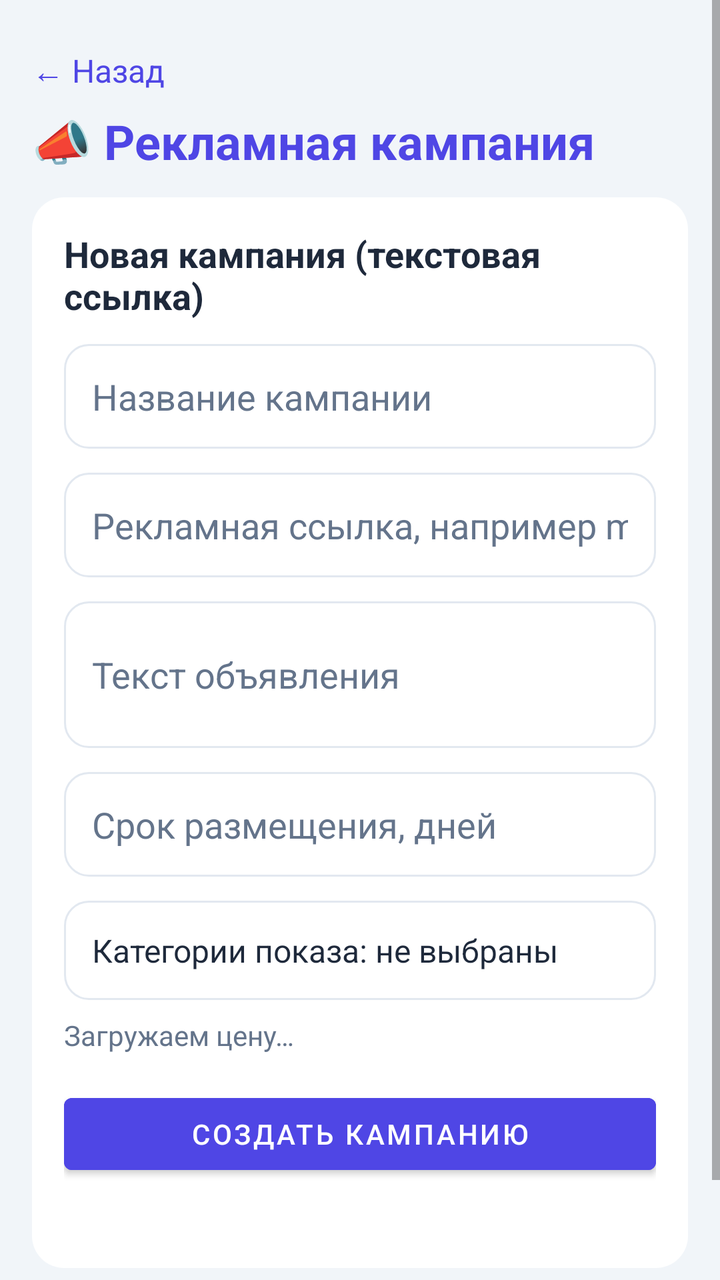
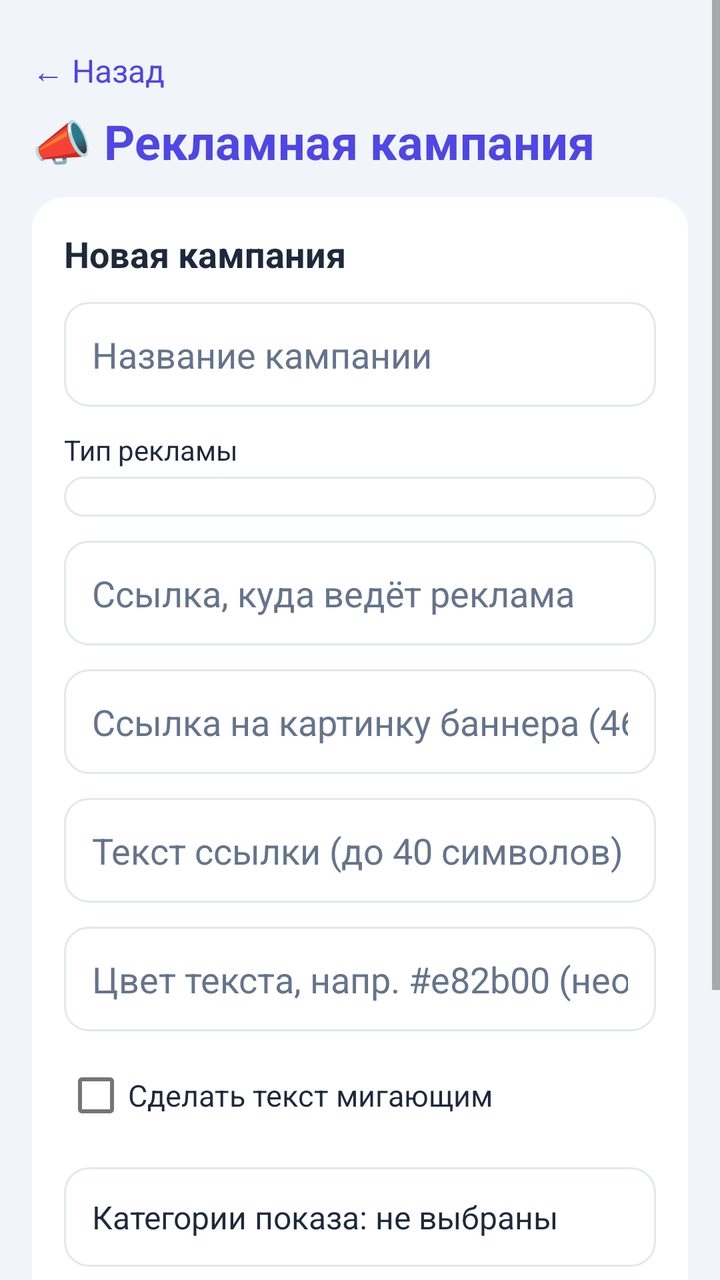

Compare the two renders of this Android layout. The source of the first and the diff that turns it into the second are given below.
<!-- AndroidManifest.xml: application theme Theme.AdLinkPro -->
<!-- res/layout/fragment_campaigns.xml -->
<?xml version="1.0" encoding="utf-8"?>
<ScrollView xmlns:android="http://schemas.android.com/apk/res/android"
    android:layout_width="match_parent"
    android:layout_height="match_parent"
    android:background="@color/bg_light"
    android:fillViewport="true">

    <LinearLayout
        android:layout_width="match_parent"
        android:layout_height="wrap_content"
        android:orientation="vertical"
        android:padding="16dp">

        <TextView
            android:id="@+id/tv_camp_back"
            android:layout_width="wrap_content"
            android:layout_height="wrap_content"
            android:paddingTop="8dp"
            android:paddingBottom="8dp"
            android:text="← Назад"
            android:textColor="@color/primary"
            android:textSize="16sp"/>

        <TextView
            android:layout_width="match_parent"
            android:layout_height="wrap_content"
            android:text="📣 Рекламная кампания"
            android:textColor="@color/primary"
            android:textSize="24sp"
            android:textStyle="bold"
            android:layout_marginBottom="12dp"/>

        <LinearLayout
            android:layout_width="match_parent"
            android:layout_height="wrap_content"
            android:orientation="vertical"
            android:background="@drawable/bg_card"
            android:padding="16dp">

            <TextView
                android:layout_width="match_parent"
                android:layout_height="wrap_content"
                android:text="Новая кампания (текстовая ссылка)"
                android:textColor="@color/text_main"
                android:textSize="18sp"
                android:textStyle="bold"/>

            <EditText
                android:id="@+id/et_camp_title"
                android:layout_width="match_parent"
                android:layout_height="wrap_content"
                android:layout_marginTop="12dp"
                android:background="@drawable/bg_input"
                android:padding="14dp"
                android:hint="Название кампании"
                android:textColor="@color/text_main"
                android:textColorHint="@color/text_secondary"
                android:inputType="text"
                android:maxLines="1"/>

            <EditText
                android:id="@+id/et_camp_link"
                android:layout_width="match_parent"
                android:layout_height="wrap_content"
                android:layout_marginTop="12dp"
                android:background="@drawable/bg_input"
                android:padding="14dp"
                android:hint="Рекламная ссылка, например mysite.ru"
                android:textColor="@color/text_main"
                android:textColorHint="@color/text_secondary"
                android:inputType="textUri"
                android:maxLines="1"/>

            <EditText
                android:id="@+id/et_camp_text"
                android:layout_width="match_parent"
                android:layout_height="wrap_content"
                android:layout_marginTop="12dp"
                android:background="@drawable/bg_input"
                android:padding="14dp"
                android:hint="Текст объявления"
                android:textColor="@color/text_main"
                android:textColorHint="@color/text_secondary"
                android:inputType="textMultiLine"
                android:minLines="2"/>

            <EditText
                android:id="@+id/et_camp_days"
                android:layout_width="match_parent"
                android:layout_height="wrap_content"
                android:layout_marginTop="12dp"
                android:background="@drawable/bg_input"
                android:padding="14dp"
                android:hint="Срок размещения, дней"
                android:textColor="@color/text_main"
                android:textColorHint="@color/text_secondary"
                android:inputType="number"
                android:maxLines="1"/>

            <TextView
                android:id="@+id/tv_camp_cats"
                android:layout_width="match_parent"
                android:layout_height="wrap_content"
                android:layout_marginTop="12dp"
                android:background="@drawable/bg_input"
                android:padding="14dp"
                android:text="Категории показа: не выбраны"
                android:textColor="@color/text_main"
                android:textSize="16sp"/>

            <TextView
                android:id="@+id/tv_camp_price"
                android:layout_width="match_parent"
                android:layout_height="wrap_content"
                android:layout_marginTop="8dp"
                android:text="Загружаем цену…"
                android:textColor="@color/text_secondary"
                android:textSize="14sp"/>

            <Button
                android:id="@+id/btn_camp_create"
                android:layout_width="match_parent"
                android:layout_height="wrap_content"
                android:layout_marginTop="16dp"
                android:backgroundTint="@color/primary"
                android:text="Создать кампанию"
                android:textColor="@color/white"/>

            <TextView
                android:id="@+id/tv_camp_status"
                android:layout_width="match_parent"
                android:layout_height="wrap_content"
                android:layout_marginTop="8dp"
                android:textColor="@color/red"
                android:textSize="14sp"/>
        </LinearLayout>

        <TextView
            android:layout_width="match_parent"
            android:layout_height="wrap_content"
            android:layout_marginTop="16dp"
            android:text="Мои кампании:"
            android:textColor="@color/text_secondary"
            android:textSize="15sp"/>

        <LinearLayout
            android:id="@+id/campaigns_list"
            android:layout_width="match_parent"
            android:layout_height="wrap_content"
            android:layout_marginTop="8dp"
            android:orientation="vertical"/>
    </LinearLayout>
</ScrollView>
<!-- resources referenced by this layout -->
<resources>
  <color name="bg_light">#f1f5f9</color>
  <color name="primary">#4f46e5</color>
  <color name="red">#ef4444</color>
  <color name="text_main">#1e293b</color>
  <color name="text_secondary">#64748b</color>
  <color name="white">#ffffff</color>
  <!-- drawable bg_card (drawable) -->
  <?xml version="1.0" encoding="utf-8"?>
  <shape xmlns:android="http://schemas.android.com/apk/res/android" android:shape="rectangle">
      <solid android:color="@color/white"/>
      <corners android:radius="16dp"/>
  </shape>
  <!-- drawable bg_input (drawable) -->
  <?xml version="1.0" encoding="utf-8"?>
  <selector xmlns:android="http://schemas.android.com/apk/res/android">
      <item android:state_focused="true">
          <shape android:shape="rectangle">
              <solid android:color="@color/white"/>
              <corners android:radius="12dp"/>
              <stroke android:width="2dp" android:color="@color/primary"/>
          </shape>
      </item>
      <item>
          <shape android:shape="rectangle">
              <solid android:color="@color/white"/>
              <corners android:radius="12dp"/>
              <stroke android:width="1dp" android:color="#E2E8F0"/>
          </shape>
      </item>
  </selector>
  <style name="Theme.AdLinkPro" parent="Theme.MaterialComponents.DayNight.NoActionBar">
          <item name="colorPrimary">@color/primary</item>
          <item name="colorPrimaryDark">@color/primaryDark</item>
          <item name="colorSecondary">@color/accent</item>
          <item name="android:windowBackground">@color/bgLight</item>
      </style>
  <color name="primaryDark">#4338ca</color>
  <color name="accent">#4f46e5</color>
  <color name="bgLight">#f1f5f9</color>
</resources>

<!-- the commit's change to res/layout/fragment_campaigns.xml (unified diff, before → after) -->
@@ -40,7 +40,7 @@
             <TextView
                 android:layout_width="match_parent"
                 android:layout_height="wrap_content"
-                android:text="Новая кампания (текстовая ссылка)"
+                android:text="Новая кампания"
                 android:textColor="@color/text_main"
                 android:textSize="18sp"
                 android:textStyle="bold"/>
@@ -58,6 +58,23 @@
                 android:inputType="text"
                 android:maxLines="1"/>
 
+            <TextView
+                android:layout_width="match_parent"
+                android:layout_height="wrap_content"
+                android:layout_marginTop="12dp"
+                android:text="Тип рекламы"
+                android:textColor="@color/text_main"
+                android:textSize="14sp"/>
+
+            <Spinner
+                android:id="@+id/sp_camp_type"
+                android:layout_width="match_parent"
+                android:layout_height="wrap_content"
+                android:layout_marginTop="4dp"
+                android:background="@drawable/bg_spinner"
+                android:popupBackground="@drawable/bg_spinner_dark"
+                android:padding="10dp"/>
+
             <EditText
                 android:id="@+id/et_camp_link"
                 android:layout_width="match_parent"
@@ -65,37 +82,75 @@
                 android:layout_marginTop="12dp"
                 android:background="@drawable/bg_input"
                 android:padding="14dp"
-                android:hint="Рекламная ссылка, например mysite.ru"
+                android:hint="Ссылка, куда ведёт реклама"
                 android:textColor="@color/text_main"
                 android:textColorHint="@color/text_secondary"
                 android:inputType="textUri"
                 android:maxLines="1"/>
 
-            <EditText
-                android:id="@+id/et_camp_text"
-                android:layout_width="match_parent"
-                android:layout_height="wrap_content"
-                android:layout_marginTop="12dp"
-                android:background="@drawable/bg_input"
-                android:padding="14dp"
-                android:hint="Текст объявления"
-                android:textColor="@color/text_main"
-                android:textColorHint="@color/text_secondary"
-                android:inputType="textMultiLine"
-                android:minLines="2"/>
-
-            <EditText
-                android:id="@+id/et_camp_days"
-                android:layout_width="match_parent"
-                android:layout_height="wrap_content"
-                android:layout_marginTop="12dp"
-                android:background="@drawable/bg_input"
-                android:padding="14dp"
-                android:hint="Срок размещения, дней"
-                android:textColor="@color/text_main"
-                android:textColorHint="@color/text_secondary"
-                android:inputType="number"
-                android:maxLines="1"/>
+            <LinearLayout
+                android:id="@+id/lay_banner_fields"
+                android:layout_width="match_parent"
+                android:layout_height="wrap_content"
+                android:orientation="vertical">
+
+                <EditText
+                    android:id="@+id/et_camp_img"
+                    android:layout_width="match_parent"
+                    android:layout_height="wrap_content"
+                    android:layout_marginTop="12dp"
+                    android:background="@drawable/bg_input"
+                    android:padding="14dp"
+                    android:hint="Ссылка на картинку баннера (468×60)"
+                    android:textColor="@color/text_main"
+                    android:textColorHint="@color/text_secondary"
+                    android:inputType="textUri"
+                    android:maxLines="1"/>
+            </LinearLayout>
+
+            <LinearLayout
+                android:id="@+id/lay_text_fields"
+                android:layout_width="match_parent"
+                android:layout_height="wrap_content"
+                android:orientation="vertical">
+
+                <EditText
+                    android:id="@+id/et_camp_text"
+                    android:layout_width="match_parent"
+                    android:layout_height="wrap_content"
+                    android:layout_marginTop="12dp"
+                    android:background="@drawable/bg_input"
+                    android:padding="14dp"
+                    android:hint="Текст ссылки (до 40 символов)"
+                    android:textColor="@color/text_main"
+                    android:textColorHint="@color/text_secondary"
+                    android:inputType="text"
+                    android:maxLength="40"
+                    android:maxLines="1"/>
+
+                <EditText
+                    android:id="@+id/et_camp_color"
+                    android:layout_width="match_parent"
+                    android:layout_height="wrap_content"
+                    android:layout_marginTop="12dp"
+                    android:background="@drawable/bg_input"
+                    android:padding="14dp"
+                    android:hint="Цвет текста, напр. #e82b00 (необязательно)"
+                    android:textColor="@color/text_main"
+                    android:textColorHint="@color/text_secondary"
+                    android:inputType="textCapCharacters"
+                    android:maxLength="7"
+                    android:maxLines="1"/>
+
+                <CheckBox
+                    android:id="@+id/cb_camp_blink"
+                    android:layout_width="match_parent"
+                    android:layout_height="wrap_content"
+                    android:layout_marginTop="8dp"
+                    android:text="Сделать текст мигающим"
+                    android:textColor="@color/text_main"
+                    android:textSize="15sp"/>
+            </LinearLayout>
 
             <TextView
                 android:id="@+id/tv_camp_cats"
<!-- resource entries referenced after the edit -->
@@ -30,12 +30,27 @@
           </shape>
       </item>
   </selector>
+  <!-- drawable bg_spinner (drawable) -->
+  <?xml version="1.0" encoding="utf-8"?>
+  <shape xmlns:android="http://schemas.android.com/apk/res/android" android:shape="rectangle">
+      <solid android:color="@color/white"/>
+      <corners android:radius="12dp"/>
+      <stroke android:width="1dp" android:color="#E2E8F0"/>
+  </shape>
+  <!-- drawable bg_spinner_dark (drawable) -->
+  <?xml version="1.0" encoding="utf-8"?>
+  <shape xmlns:android="http://schemas.android.com/apk/res/android" android:shape="rectangle">
+      <solid android:color="@color/card_dark"/>
+      <corners android:radius="12dp"/>
+      <stroke android:width="1dp" android:color="#3A3A40"/>
+  </shape>
   <style name="Theme.AdLinkPro" parent="Theme.MaterialComponents.DayNight.NoActionBar">
           <item name="colorPrimary">@color/primary</item>
           <item name="colorPrimaryDark">@color/primaryDark</item>
           <item name="colorSecondary">@color/accent</item>
           <item name="android:windowBackground">@color/bgLight</item>
       </style>
+  <color name="card_dark">#2A2A2E</color>
   <color name="primaryDark">#4338ca</color>
   <color name="accent">#4f46e5</color>
   <color name="bgLight">#f1f5f9</color>
